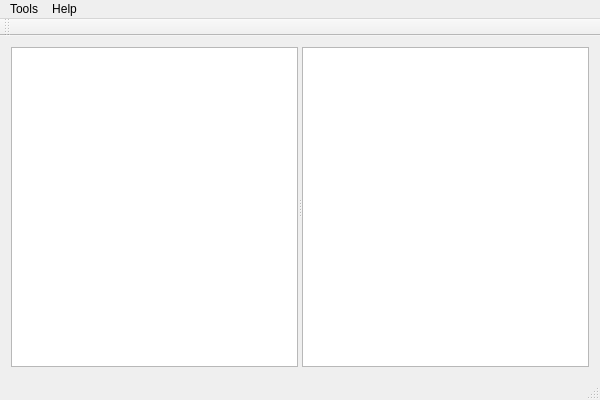
This is xplrss.ui in aramande/xplrss as Qt 5 draws it before an edit. The edited form follows.
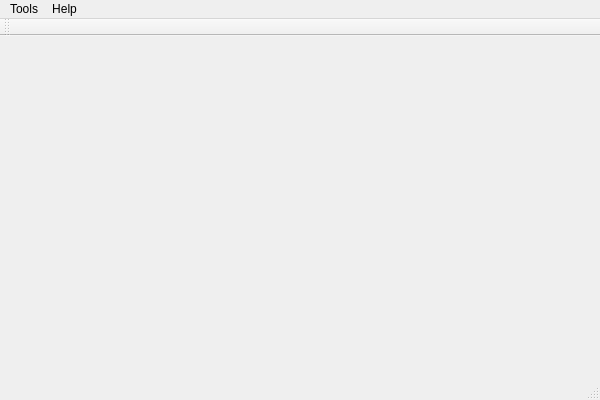
This is the edited form.

Patch:
```diff
--- a/xplrss.ui
+++ b/xplrss.ui
@@ -20,33 +20,6 @@
       <property name="orientation">
        <enum>Qt::Horizontal</enum>
       </property>
-      <widget class="QTreeView" name="treeView">
-       <property name="sizePolicy">
-        <sizepolicy hsizetype="Preferred" vsizetype="Expanding">
-         <horstretch>0</horstretch>
-         <verstretch>0</verstretch>
-        </sizepolicy>
-       </property>
-       <property name="minimumSize">
-        <size>
-         <width>100</width>
-         <height>0</height>
-        </size>
-       </property>
-       <property name="maximumSize">
-        <size>
-         <width>500</width>
-         <height>16777215</height>
-        </size>
-       </property>
-       <property name="baseSize">
-        <size>
-         <width>250</width>
-         <height>0</height>
-        </size>
-       </property>
-      </widget>
-      <widget class="QListView" name="listView"/>
      </widget>
     </item>
    </layout>
```
